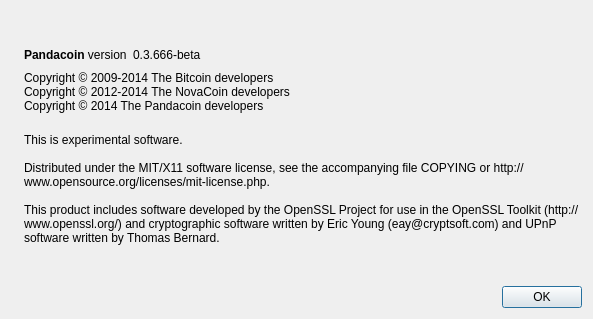
Before: the Qt Designer form src/qt/forms/aboutdialog.ui in pandacoin-official/pandacoin, drawn with Qt 5.
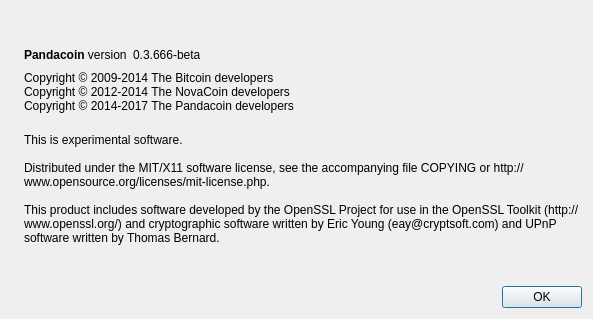
After: the same form once the commit is applied. Icons and pictures are not drawn.

Commit message: Updated Copyright Year

What changed in the file:
```diff
--- a/src/qt/forms/aboutdialog.ui
+++ b/src/qt/forms/aboutdialog.ui
@@ -93,7 +93,7 @@
        <property name="text">
         <string>Copyright © 2009-2014 The Bitcoin developers
 Copyright © 2012-2014 The NovaCoin developers
-Copyright © 2014 The Pandacoin developers</string>
+Copyright © 2014-2017 The Pandacoin developers</string>
        </property>
        <property name="textInteractionFlags">
         <set>Qt::LinksAccessibleByMouse|Qt::TextSelectableByKeyboard|Qt::TextSelectableByMouse</set>
```
